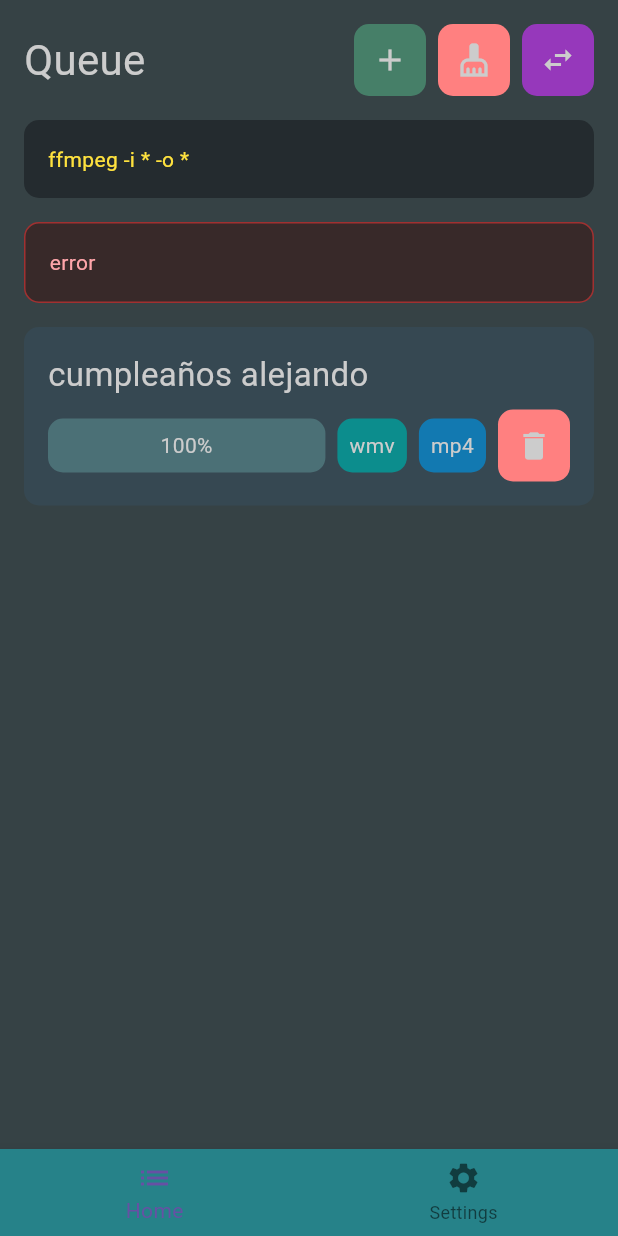
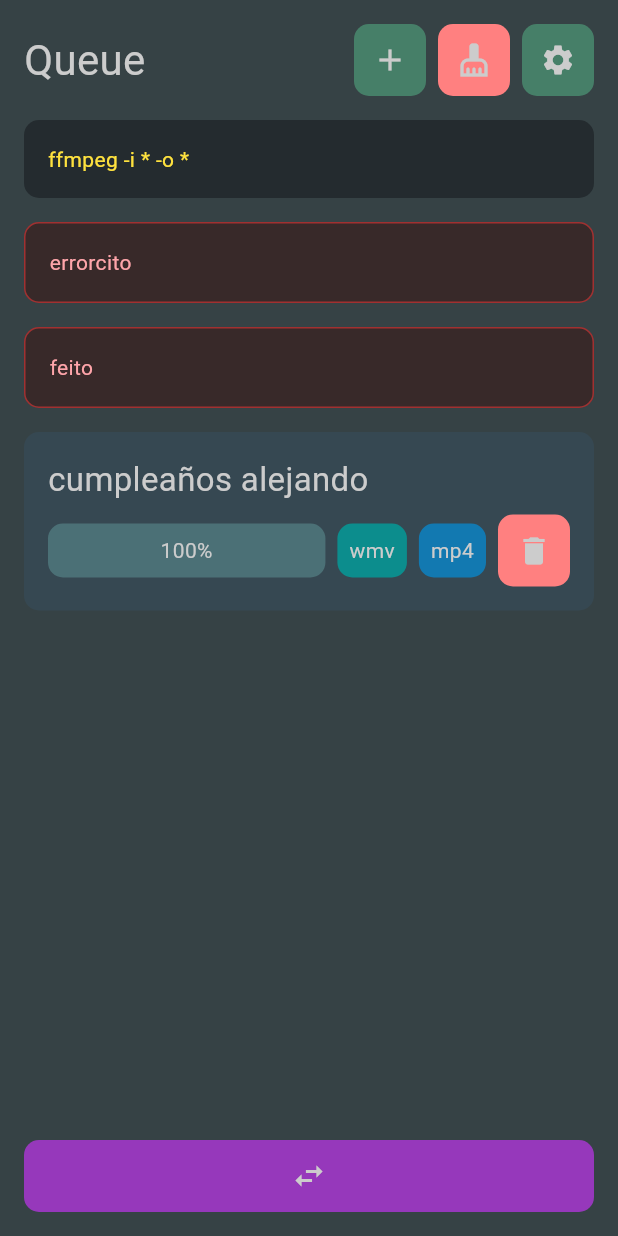
Before and after one commit to rama-o/morfosis, a Flutter app: the screen it shows after launch, after a tap on the "add" icon, on a phone screen of 412 x 824 dp. Run offline on Flutter 3.47's test engine with Material 3 defaults, Android fonts, the phone set to English and light mode, and no system bars; project files that could hold a hidden picture were left out.

Commit message:
promp base functionality

```diff
--- a/lib/main.dart
+++ b/lib/main.dart
@@ -75,21 +75,32 @@ class CodeInput extends StatelessWidget {
 }
 
 class PromptOutput extends StatelessWidget {
-  final String output;
+  final List<String> output;
 
   const PromptOutput({super.key, required this.output});
 
   @override
   Widget build(BuildContext context) {
-    return Container(
+    return Column(
+      spacing: 16,
+      crossAxisAlignment: CrossAxisAlignment.start,
+      children: output
+          .map<Widget>(
+            (err) => Container(
               padding: const EdgeInsets.all(16),
               width: double.infinity,
               decoration: BoxDecoration(
-        color: Color(0xff382929),
-        border: Border.all(color: Color(0xffa13030)),
+                color: const Color(0xff382929),
+                border: Border.all(color: const Color(0xffa13030)),
                 borderRadius: BorderRadius.circular(10),
               ),
-      child: Text(output, style: TextStyle(color: Color(0xffffa5aa))),
+              child: Text(
+                err,
+                style: const TextStyle(color: Color(0xffffa5aa)),
+              ),
+            ),
+          )
+          .toList(),
     );
   }
 }
@@ -182,10 +193,12 @@ class MorfosisApp extends StatefulWidget {
 
 class _MorfosisAppState extends State<MorfosisApp> {
   final PageController _pageController = PageController();
-  int _currentIndex = 0;
+  int currentIndex = 0;
+  String comando = 'ffmpeg -i * -o *';
+  List<String> errors = ['errorcito', 'feito'];
 
-  void _onNavTapped(int index) {
-    setState(() => _currentIndex = index);
+  void navigateTo(int index) {
+    setState(() => currentIndex = index);
     _pageController.jumpToPage(index);
   }
 
@@ -202,7 +215,7 @@ class _MorfosisAppState extends State<MorfosisApp> {
         body: PageView(
           controller: _pageController,
           onPageChanged: (index) {
-            setState(() => _currentIndex = index);
+            setState(() => currentIndex = index);
           },
           children: [
             SingleChildScrollView(
@@ -230,17 +243,17 @@ class _MorfosisAppState extends State<MorfosisApp> {
                         action: clearQueue,
                       ),
                       CustomBtn(
-                        glyph: const Icon(Icons.swap_horiz),
-                        tooltip: 'Convert Files',
-                        bg: Color.fromARGB(255, 150, 56, 187),
+                        glyph: const Icon(Icons.settings),
+                        tooltip: 'Settings',
+                        bg: actionColor,
                         fg: foregroundColor,
-                        action: convertFiles,
+                        action: () => navigateTo(1),
                       ),
                     ],
                   ),
 
-                  CodeInput(output: 'ffmpeg -i * -o *'),
-                  PromptOutput(output: 'error'),
+                  CodeInput(output: comando),
+                  PromptOutput(output: errors),
 
                   ListItem(
                     path: 'cumpleaños alejando.wmv',
@@ -257,8 +270,7 @@ class _MorfosisAppState extends State<MorfosisApp> {
                 spacing: 16,
                 crossAxisAlignment: CrossAxisAlignment.start,
                 children: [
-                  Container(
-                    child: Row(
+                  Row(
                     spacing: 8,
                     children: [
                       Expanded(child: SectionTitle(label: 'Settings')),
@@ -269,28 +281,45 @@ class _MorfosisAppState extends State<MorfosisApp> {
                         fg: foregroundColor,
                         action: clearQueue,
                       ),
+                      CustomBtn(
+                        glyph: const Icon(Icons.close),
+                        tooltip: 'Close Settings',
+                        bg: actionColor,
+                        fg: foregroundColor,
+                        action: () => navigateTo(0),
+                      ),
                     ],
                   ),
+
+                  CodeInput(output: comando),
+                  PromptOutput(output: errors),
+
+                  Checkbox(
+                    checkColor: Colors.white,
+                    // fillColor: Colors.teal,
+                    value: false,
+                    onChanged: (bool? value) {
+                      setState(() {
+                        // isChecked = value!;
+                      });
+                    },
                   ),
-                  CodeInput(output: 'ffmpeg -i * -o *'),
-                  PromptOutput(output: 'error'),
+
                   Text('Change Format', style: TextStyle(color: Colors.white)),
                 ],
               ),
             ),
           ],
         ),
-        bottomNavigationBar: BottomNavigationBar(
-          currentIndex: _currentIndex,
-          backgroundColor: Color(0xff268289),
-          onTap: _onNavTapped,
-          items: const [
-            BottomNavigationBarItem(icon: Icon(Icons.list), label: 'Home'),
-            BottomNavigationBarItem(
-              icon: Icon(Icons.settings),
-              label: 'Settings',
+        bottomNavigationBar: Padding(
+          padding: const EdgeInsets.all(16),
+          child: CustomBtn(
+            glyph: const Icon(Icons.swap_horiz),
+            tooltip: 'Convert Files',
+            bg: Color.fromARGB(255, 150, 56, 187),
+            fg: foregroundColor,
+            action: convertFiles,
           ),
-          ],
         ),
       ),
     );
```
Lines whose indentation alone changed are shown as unchanged.
